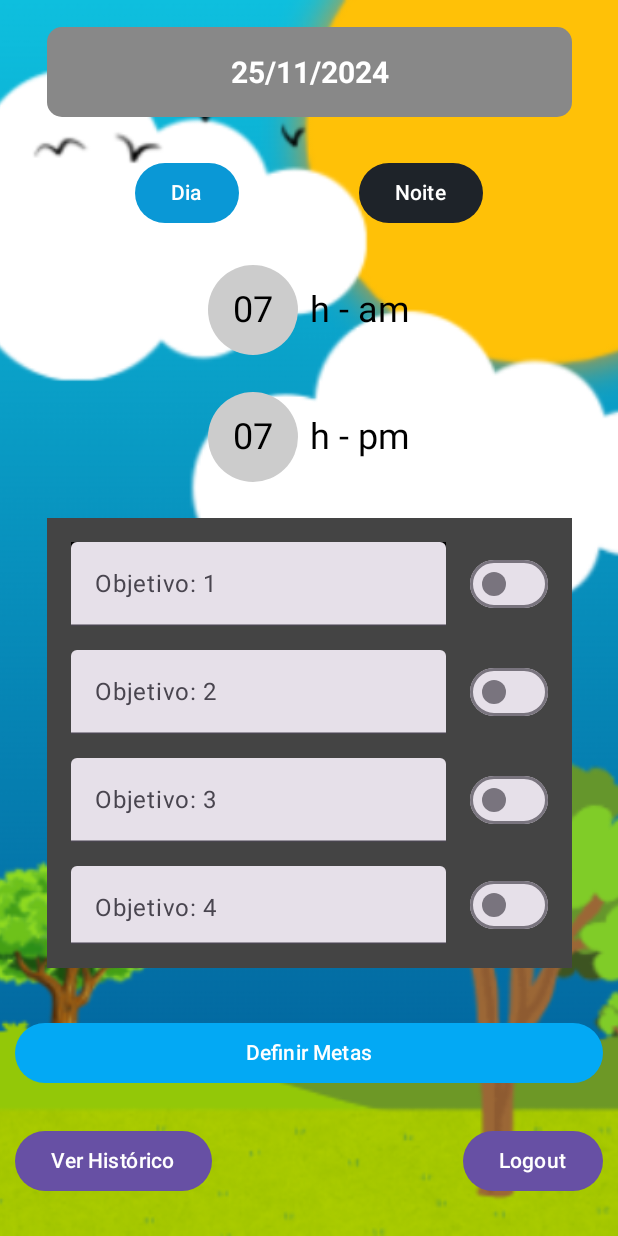
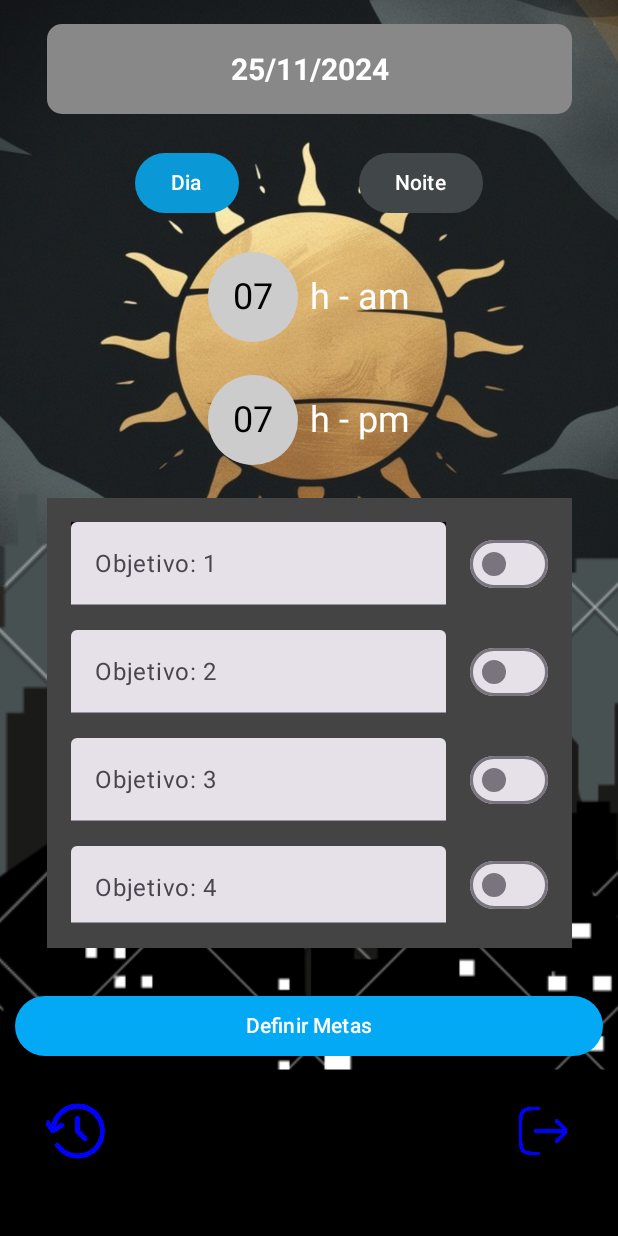
Before and after one commit to Gustavoslima2004/Trabalho, an Android app built with Jetpack Compose: the screen it shows after launch (MainActivity), on a phone screen of 412 x 824 dp. Run offline under Robolectric (Android 15) with nearby library versions, the phone set to English and light mode, and no system bars.

Commit message:
feat: implementação dos icones e new background

```diff
--- a/app/src/main/java/com/example/myapplication/MainActivity.kt
+++ b/app/src/main/java/com/example/myapplication/MainActivity.kt
@@ -58,7 +58,10 @@ fun MyApp(gerenciaUsuario: GerenciaUsuario) {
             onGoToHistorico = { currentScreen = Screen.Historico },
             onLogout = { currentScreen = Screen.Login }
         )
-        is Screen.Historico -> HistoricoScreen(onBack = { currentScreen = Screen.Metas })
+        is Screen.Historico -> HistoricoScreen(
+            onBack = { currentScreen = Screen.Metas },
+            onLogout = { currentScreen = Screen.Login }
+        )
         is Screen.CriarConta -> CriarContaScreen(
             gerenciaUsuario = gerenciaUsuario,
             onBack = { currentScreen = Screen.Login }
--- a/app/src/main/java/com/example/myapplication/telas/Metas.kt
+++ b/app/src/main/java/com/example/myapplication/telas/Metas.kt
@@ -23,11 +23,13 @@ import com.example.myapplication.R
 import kotlinx.coroutines.launch
 import com.example.myapplication.bancoDados.HelperDatas
 import androidx.compose.ui.platform.LocalContext
+import androidx.compose.ui.tooling.preview.Preview
 import java.text.SimpleDateFormat
 
 import java.util.*
 
 @Composable
+
 fun MetasScreen(onGoToHistorico: () -> Unit, onLogout: () -> Unit) {
 
 
@@ -58,9 +60,9 @@ fun MetasScreen(onGoToHistorico: () -> Unit, onLogout: () -> Unit) {
     ) {
 
         val backgroundImage = if (isDay) {
-            R.drawable.background1
+            R.drawable.dia
         } else {
-            R.drawable.background2
+            R.drawable.noite
         }
 
         Crossfade(targetState = backgroundImage) { image ->
@@ -110,7 +112,10 @@ fun MetasScreen(onGoToHistorico: () -> Unit, onLogout: () -> Unit) {
                 modifier = Modifier
                     .width(350.dp) // Largura da Box
                     .height(60.dp) // Altura da Box
-                            .background(Color.Gray, shape = RoundedCornerShape(10.dp)) // Box com borda arredondada
+                    .background(
+                        Color.Gray,
+                        shape = RoundedCornerShape(10.dp)
+                    ) // Box com borda arredondada
                     .padding(16.dp), // Padding interno para espaçamento
                 contentAlignment = Alignment.Center // Centraliza o conteúdo dentro da Box
             ) {
@@ -145,8 +150,6 @@ fun MetasScreen(onGoToHistorico: () -> Unit, onLogout: () -> Unit) {
             Spacer(modifier = Modifier.height(10.dp))
 
 
-
-
             // Botões "Dia" e "Noite"
             Row(
                 modifier = Modifier
@@ -157,7 +160,7 @@ fun MetasScreen(onGoToHistorico: () -> Unit, onLogout: () -> Unit) {
                 Button(
                     onClick = { isDay = true },
                     colors = ButtonDefaults.buttonColors(
-                        containerColor = if (isDay) Color(0xFF0A98D6) else Color(0xFFFFE91A)
+                        containerColor = if (isDay) Color(0xFF0A98D6) else Color(0xFFD1A865)
                     )
                 ) {
                     Text("Dia")
@@ -165,21 +168,20 @@ fun MetasScreen(onGoToHistorico: () -> Unit, onLogout: () -> Unit) {
                 Button(
                     onClick = { isDay = false },
                     colors = ButtonDefaults.buttonColors(
-                        containerColor = if (!isDay) Color(0xF30A98D6) else Color(0xFF1E2329)
+                        containerColor = if (!isDay) Color(0xF30A98D6) else Color(0xFF414749)
                     )
                 ) {
                     Text("Noite")
                 }
             }
             val texto = if (isDay) {
+                Color.White
+            } else {
                 Color.Black
-            }else{
-                Color.White
             }
 
             val day = if (isDay) "am" else "pm"
             val night = if (isDay) "pm" else "am"
-
 
 
             // Texto e campo de entrada para o horário 1
@@ -202,7 +204,8 @@ fun MetasScreen(onGoToHistorico: () -> Unit, onLogout: () -> Unit) {
                     BasicTextField(
                         value = hour1.text.padStart(2, '0'), // Garante que tenha dois dígitos
                         onValueChange = {
-                            val formatted = it.filter { char -> char.isDigit() }.take(2) // Limita a dois dígitos numéricos
+                            val formatted = it.filter { char -> char.isDigit() }
+                                .take(2) // Limita a dois dígitos numéricos
                             hour1 = TextFieldValue(formatted)
                         },
                         textStyle = androidx.compose.ui.text.TextStyle(
@@ -217,12 +220,11 @@ fun MetasScreen(onGoToHistorico: () -> Unit, onLogout: () -> Unit) {
                 Spacer(modifier = Modifier.width(8.dp))
 
                 Text(
-                    text = "h - $day" ,
+                    text = "h - $day",
                     color = texto,
                     fontSize = 24.sp
                 )
             }
-
 
 
 // Para o segundo horário
@@ -244,7 +246,8 @@ fun MetasScreen(onGoToHistorico: () -> Unit, onLogout: () -> Unit) {
                     BasicTextField(
                         value = hour2.text.padStart(2, '0'), // Garante que tenha dois dígitos
                         onValueChange = {
-                            val formatted = it.filter { char -> char.isDigit() }.take(2) // Limita a dois dígitos numéricos
+                            val formatted = it.filter { char -> char.isDigit() }
+                                .take(2) // Limita a dois dígitos numéricos
                             hour2 = TextFieldValue(formatted)
                         },
                         textStyle = androidx.compose.ui.text.TextStyle(
@@ -263,7 +266,6 @@ fun MetasScreen(onGoToHistorico: () -> Unit, onLogout: () -> Unit) {
                     fontSize = 24.sp
                 )
             }
-
 
 
             // Box cinza
@@ -289,7 +291,8 @@ fun MetasScreen(onGoToHistorico: () -> Unit, onLogout: () -> Unit) {
                             value = text1,
                             onValueChange = { text1 = it },
                             label = { Text("Objetivo: 1") },
-                            modifier = Modifier.weight(1f)
+                            modifier = Modifier
+                                .weight(1f)
                                 .background(Color.Black)
                         )
                         Spacer(modifier = Modifier.width(16.dp))
@@ -437,19 +440,56 @@ fun MetasScreen(onGoToHistorico: () -> Unit, onLogout: () -> Unit) {
             ) {
                 Text("Definir Metas")
             }
+
+            // Barra preta com ícones na parte inferior
+            Box(
+                modifier = Modifier
+                    .fillMaxWidth() // Preenche toda a largura da tela
+                    .background(Color.Black) // Fundo preto
+                    .height(100.dp) // Aumente a altura para ajustar a barra
+                    .padding(vertical = 16.dp)
+            ) {
                 Row(
                     modifier = Modifier
                         .fillMaxWidth()
-                    .padding(top = 16.dp, bottom = 16.dp), // Pode ajustar o padding conforme necessário
-                horizontalArrangement = Arrangement.SpaceBetween
+                        .padding(horizontal = 16.dp), // Espaçamento lateral
+                    horizontalArrangement = Arrangement.SpaceBetween,
+                    verticalAlignment = Alignment.CenterVertically // Centraliza os ícones verticalmente
                 ) {
-                Button(onClick = onGoToHistorico) {
-                    Text("Ver Histórico")
+                    // Botão de histórico com ícone
+                    IconButton(onClick = onGoToHistorico) {
+                        Icon(
+                            painter = painterResource(id = R.drawable.historico), // Verifique se o recurso existe
+                            contentDescription = "Histórico",
+                            tint = Color.Blue // Ícone com cor branca para contraste
+                        )
                     }
-                Button(onClick = onLogout) {
-                    Text("Logout")
+
+                    // Botão de logout com ícone
+                    IconButton(onClick = onLogout) {
+                        Icon(
+                            painter = painterResource(id = R.drawable.logout), // Verifique se o recurso existe
+                            contentDescription = "Logout",
+                            tint = Color.Blue // Ícone com cor branca para contraste
+                        )
                     }
                 }
             }
+
         }
     }
+}
+@Preview(
+    showSystemUi = true,
+    showBackground = true,
+    name = "Metas Screen Preview",
+    widthDp = 411, // Largura comum para dispositivos
+    heightDp = 891 // Altura comum para dispositivos
+)
+@Composable
+fun PreviewMetasScreen() {
+    MetasScreen(
+        onGoToHistorico = { /* Ação fictícia: Ir para histórico */ },
+        onLogout = { /* Ação fictícia: Logout */ }
+    )
+}
--- a/app/src/main/java/com/example/myapplication/telas/TelaInicial.kt
+++ b/app/src/main/java/com/example/myapplication/telas/TelaInicial.kt
@@ -16,6 +16,7 @@ import com.example.myapplication.R
 import kotlinx.coroutines.delay
 import androidx.compose.ui.graphics.Brush
 import androidx.compose.ui.geometry.Offset
+import androidx.compose.ui.tooling.preview.Preview
 
 @Composable
 fun SplashScreen(onSplashFinished: () -> Unit) {
@@ -27,7 +28,7 @@ fun SplashScreen(onSplashFinished: () -> Unit) {
             targetValue = 1f,
             animationSpec = tween(durationMillis = 1000) // Duração de 1 segundo
         )
-        delay(1500) // Manter na tela por 1.5 segundos
+        delay(1000) // Manter na tela por 1 segundos
         onSplashFinished() // Finaliza a splash e navega para a próxima tela
     }
 
@@ -37,9 +38,9 @@ fun SplashScreen(onSplashFinished: () -> Unit) {
             .background(
                 Brush.linearGradient(
                     colorStops = arrayOf(
-                        0.0f to Color(0xFF001F54), // Azul escuro no início (0%)
-                        0.3f to Color(0xFF001F54), // Azul escuro até 70%
-                        1.0f to Color(0xFFFFA500)  // Amarelo queimado no final (100%)
+                        0.2f to Color(0xFF001F54), // Azul escuro no início (0%)
+                        0.5f to Color(0xFF1C2023), // Azul escuro até 70%
+                        1.0f to Color(0xFFD1A865)  // Amarelo queimado no final (100%)
                     ),
                     start = Offset(0f, 0f), // Começa no lado esquerdo
                     end = Offset(Float.POSITIVE_INFINITY, 0f) // Termina no lado direito
@@ -56,3 +57,8 @@ fun SplashScreen(onSplashFinished: () -> Unit) {
         )
     }
 }
+@Preview(showBackground = true, showSystemUi = true)
+@Composable
+fun PreviewSplashScreen() {
+    SplashScreen(onSplashFinished = {})
+}
```
Also changed, not shown: app/src/main/java/com/example/myapplication/telas/CriarConta.kt (+8 -0 lines), app/src/main/java/com/example/myapplication/telas/Historico.kt (+61 -14 lines), app/src/main/java/com/example/myapplication/telas/Login.kt (+10 -1 lines), app/src/main/res/drawable/background1.png (deleted), app/src/main/res/drawable/background2.png (deleted), app/src/main/res/drawable/dia.png (added), app/src/main/res/drawable/historico.png (added), app/src/main/res/drawable/logout.png (added), app/src/main/res/drawable/metas.png (added), app/src/main/res/drawable/noite.png (added). Lines whose indentation alone changed are shown as unchanged.
